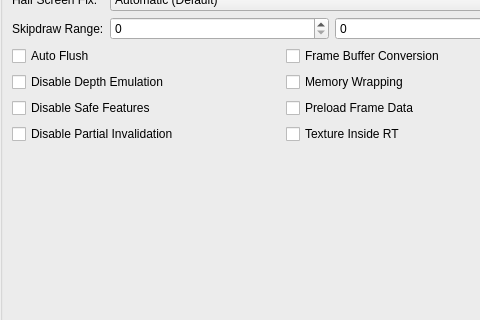
First picture: the form in pcsx2-qt/Settings/GraphicsSettingsWidget.ui, repository jascio/pcsx2, before the edit; both pictures show x 0 to 480 and y 149 to 469 of the 566 by 890 pixel window.
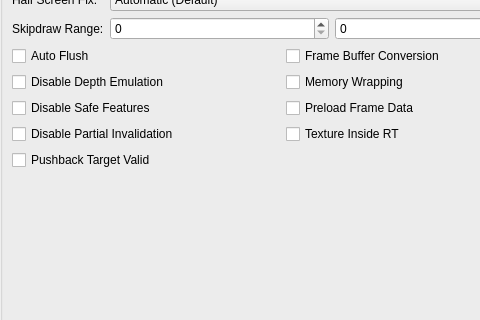
Second picture: the form after the edit. The open tabs and pages were chosen to show the change.

```diff
--- a/pcsx2-qt/Settings/GraphicsSettingsWidget.ui
+++ b/pcsx2-qt/Settings/GraphicsSettingsWidget.ui
@@ -754,6 +754,13 @@
            </property>
           </widget>
          </item>
+          <item row="4" column="0">
+            <widget class="QCheckBox" name="PushbackTargetValid">
+              <property name="text">
+                <string>Pushback Target Valid</string>
+              </property>
+            </widget>
+          </item>
          <item row="3" column="1">
           <widget class="QCheckBox" name="textureInsideRt">
            <property name="text">
```
